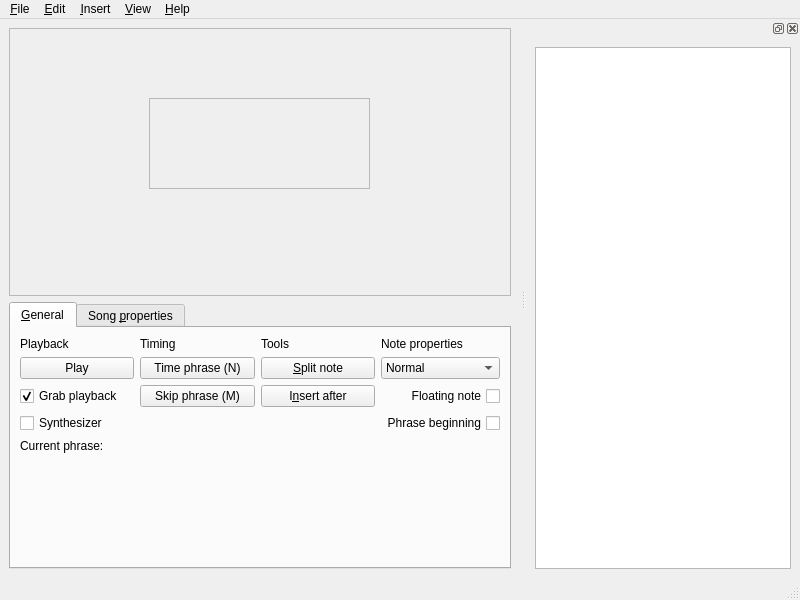
performous/composer, file editor.ui: the form before one commit.
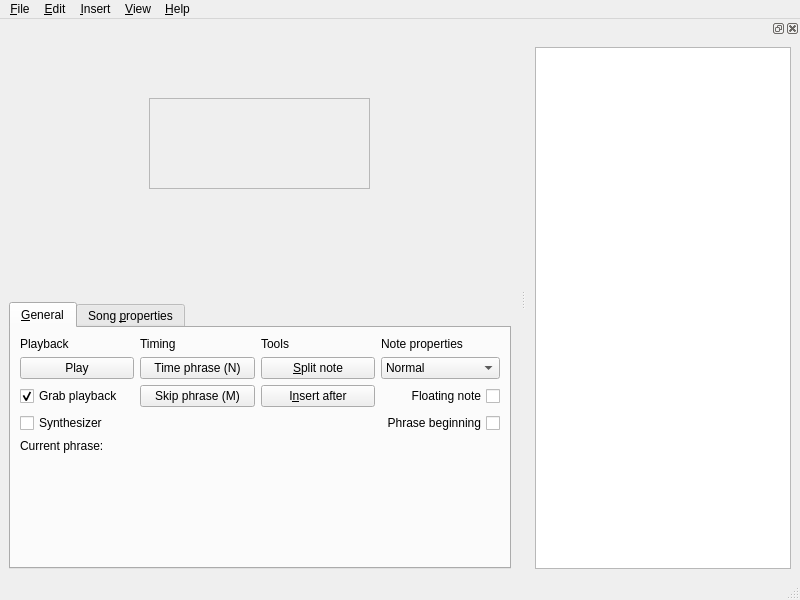
The form after the commit.

Commit message: Removed a frame decoration.

```diff
--- a/editor.ui
+++ b/editor.ui
@@ -36,10 +36,10 @@
        </sizepolicy>
       </property>
       <property name="frameShape">
-       <enum>QFrame::StyledPanel</enum>
+       <enum>QFrame::NoFrame</enum>
       </property>
       <property name="frameShadow">
-       <enum>QFrame::Raised</enum>
+       <enum>QFrame::Plain</enum>
       </property>
       <widget class="QScrollArea" name="noteGraphScroller">
        <property name="geometry">
```
Left out of the diff: 3 changed lines with no effect on the pictures.
